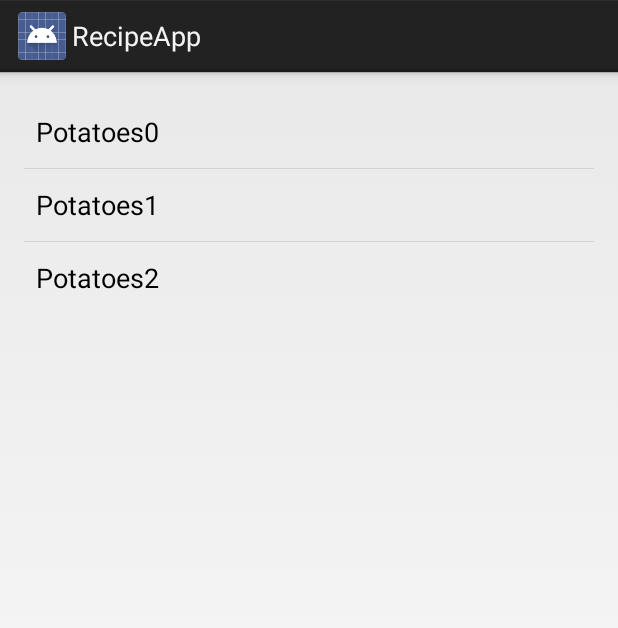
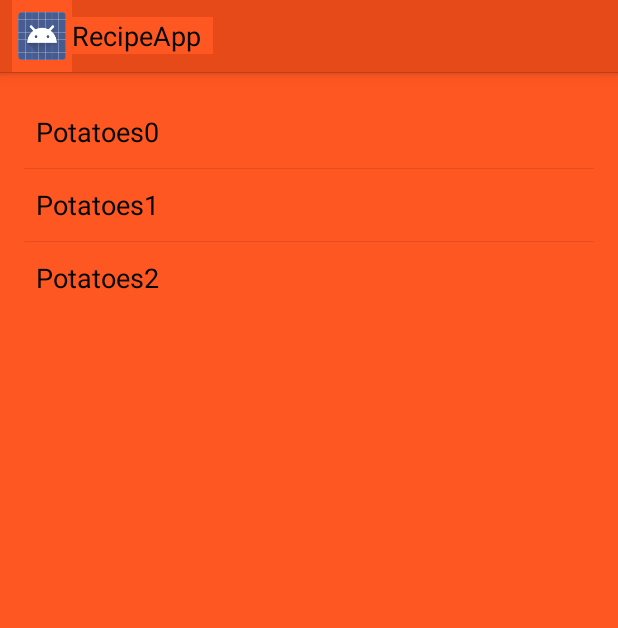
Before and after one commit to Valseer/356RecipeApp, an Android app: the screen it shows after launch (RecipeSelector), on a phone screen of 412 x 824 dp. Shown: the top 628 px of the screen. Run offline under Robolectric (Android 15) with nearby library versions, the phone set to English and light mode, and no system bars; libraries missing offline, so code that uses them is left out: com.vuzix.hardware; 2 statements that could not run were skipped.

Commit message:
Background colors changed.

```diff
--- a/RecipeApp/app/src/main/AndroidManifest.xml
+++ b/RecipeApp/app/src/main/AndroidManifest.xml
@@ -6,7 +6,7 @@
         android:allowBackup="true"
         android:icon="@mipmap/ic_launcher"
         android:label="RecipeApp"
-        android:theme="@android:style/Theme.Holo.Light.DarkActionBar" >
+        android:theme="@style/MyTheme" >
         <activity android:name=".RecipeSelector" >
             <intent-filter>
                 <action android:name="android.intent.action.MAIN" />
--- a/RecipeApp/app/src/main/res/values/styles.xml
+++ b/RecipeApp/app/src/main/res/values/styles.xml
@@ -1,8 +1,10 @@
 <resources>
+<style name="MyTheme" parent="@android:style/Theme.Holo.Light">
+    <item name="android:actionBarStyle">@style/MyActionBar</item>
+    <item name ="android:background">#FF5722</item>
+</style>
 
-    <!-- Base application theme. -->
-    <style name="AppTheme">
-        <!-- Customize your theme here. -->
-    </style>
-
+<style name="MyActionBar" parent="@android:style/Widget.Holo.Light.ActionBar">
+    <item name="android:background">#E64A19</item>
+</style>
 </resources>
```
Also changed, not shown: RecipeApp/app/src/main/java/com/example/tyler_000/recipeapp/Parser.java (+3 -8 lines).
